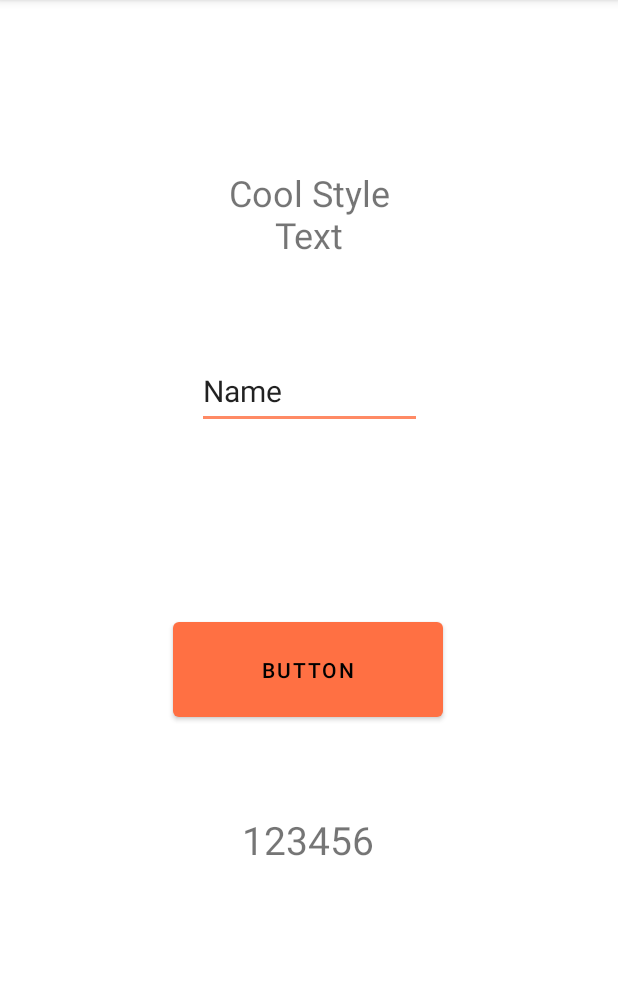
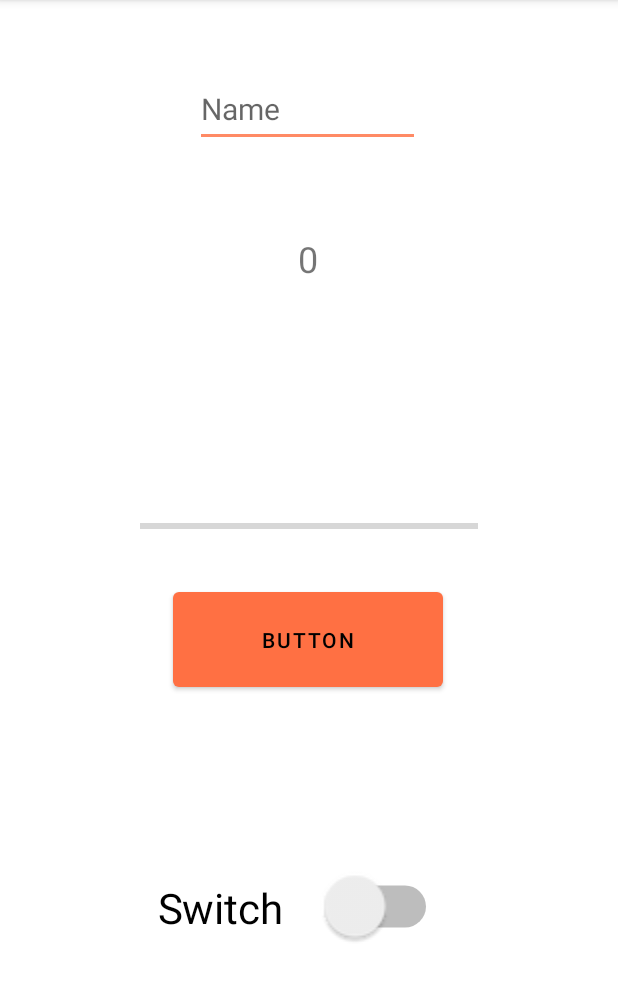
Before and after one commit to bps78/Color-Demo, an Android app: the screen it shows after launch (MainActivity), on a phone screen of 412 x 824 dp, the part 84-1085 px from its top. Run offline under Robolectric (Android 15) with nearby library versions, the phone set to English and light mode, and no system bars.

Commit message:
Added Prog Bar

```diff
--- a/app/src/main/java/com/example/myapplication/MainActivity.java
+++ b/app/src/main/java/com/example/myapplication/MainActivity.java
@@ -3,12 +3,37 @@ package com.example.myapplication;
 import androidx.appcompat.app.AppCompatActivity;
 
 import android.os.Bundle;
+import android.view.View;
+import android.widget.ProgressBar;
+import android.widget.TextView;
 
 public class MainActivity extends AppCompatActivity {
+    int curProgress;
+    ProgressBar progressBar;
+    int compCount = 0;
+    TextView textView;
 
     @Override
     protected void onCreate(Bundle savedInstanceState) {
         super.onCreate(savedInstanceState);
         setContentView(R.layout.activity_main);
+        curProgress = 0;
+        progressBar = findViewById(R.id.progressBar2);
+        textView = findViewById(R.id.textView);
+
     }
+
+    public void buttonPress(View view){
+        curProgress += (int)(Math.random() * 8) + 3;
+        progressBar.setProgress(curProgress);
+        if(progressBar.getProgress() >= 100){
+            compCount++;
+            progressBar.setProgress(0);
+            curProgress = 0;
+            textView.setText(Integer.toString(compCount));
+        }
+    }
+
+
+
 }
--- a/app/src/main/res/layout/activity_main.xml
+++ b/app/src/main/res/layout/activity_main.xml
@@ -10,11 +10,12 @@
         android:id="@+id/textView"
         android:layout_width="@dimen/textViewWidth"
         android:layout_height="@dimen/textViewHeight"
-        android:layout_marginTop="112dp"
+        android:layout_marginTop="156dp"
         android:text="@string/testWord"
         android:textAlignment="center"
         android:textSize="@dimen/TextViewFontSize"
         app:layout_constraintEnd_toEndOf="parent"
+        app:layout_constraintHorizontal_bias="0.498"
         app:layout_constraintStart_toStartOf="parent"
         app:layout_constraintTop_toTopOf="parent" />
 
@@ -22,12 +23,13 @@
         android:id="@+id/editTextTextPersonName"
         android:layout_width="@dimen/editTextWidth"
         android:layout_height="@dimen/editTextHeight"
-        android:layout_marginTop="236dp"
+        android:layout_marginTop="48dp"
         android:ems="10"
+        android:hint="@string/editTextHint"
         android:inputType="textPersonName"
-        android:text="Name"
         android:textSize="@dimen/editTextFontSize"
         app:layout_constraintEnd_toEndOf="parent"
+        app:layout_constraintHorizontal_bias="0.497"
         app:layout_constraintStart_toStartOf="parent"
         app:layout_constraintTop_toTopOf="parent" />
 
@@ -35,24 +37,37 @@
         android:id="@+id/button"
         android:layout_width="@dimen/buttonWidth"
         android:layout_height="@dimen/buttonHeight"
-        android:layout_marginBottom="284dp"
+        android:layout_marginBottom="304dp"
+        android:onClick="buttonPress"
         android:text="Button"
+        app:layout_constraintBottom_toBottomOf="parent"
+        app:layout_constraintEnd_toEndOf="parent"
+        app:layout_constraintHorizontal_bias="0.497"
+        app:layout_constraintStart_toStartOf="parent"
+        app:rippleColor="@color/primaryLightColor" />
+
+    <Switch
+        android:id="@+id/switch1"
+        android:layout_width="@dimen/sliderWidth"
+        android:layout_height="71dp"
+        android:layout_marginBottom="128dp"
+        android:scaleX="2"
+        android:scaleY="2"
+        android:text="Switch"
         app:layout_constraintBottom_toBottomOf="parent"
         app:layout_constraintEnd_toEndOf="parent"
         app:layout_constraintHorizontal_bias="0.498"
         app:layout_constraintStart_toStartOf="parent" />
 
-    <TextView
-        android:id="@+id/textView2"
-        android:layout_width="@dimen/numViewWidth"
-        android:layout_height="@dimen/numViewHeight"
-        android:layout_marginBottom="156dp"
-        android:text="@string/testNum"
-        android:textAlignment="center"
-        android:textSize="@dimen/numViewFontSize"
-        app:layout_constraintBottom_toBottomOf="parent"
+    <ProgressBar
+        android:id="@+id/progressBar2"
+        style="?android:attr/progressBarStyleHorizontal"
+        android:layout_width="225dp"
+        android:layout_height="43dp"
+        android:layout_marginBottom="16dp"
+        android:max="100"
+        app:layout_constraintBottom_toTopOf="@+id/button"
         app:layout_constraintEnd_toEndOf="parent"
-        app:layout_constraintHorizontal_bias="0.498"
         app:layout_constraintStart_toStartOf="parent" />
 
 </androidx.constraintlayout.widget.ConstraintLayout>
--- a/app/src/main/res/values/dimens.xml
+++ b/app/src/main/res/values/dimens.xml
@@ -9,6 +9,6 @@
     <dimen name="buttonHeight">75dp</dimen>
     <dimen name="buttonWidth">180dp</dimen>
     <dimen name="numViewFontSize">26sp</dimen>
-    <dimen name="numViewWidth">160dp</dimen>
-    <dimen name="numViewHeight">70dp</dimen>
+    <dimen name="sliderWidth">100dp</dimen>
+    <dimen name="sliderHeight">70dp</dimen>
 </resources>
--- a/app/src/main/res/values/strings.xml
+++ b/app/src/main/res/values/strings.xml
@@ -1,5 +1,6 @@
 <resources>
     <string name="app_name">Style Demo</string>
-    <string name="testWord">Cool Style Text</string>
+    <string name="testWord">0</string>
     <string name="testNum">123456</string>
+    <string name="editTextHint">Name</string>
 </resources>
```
